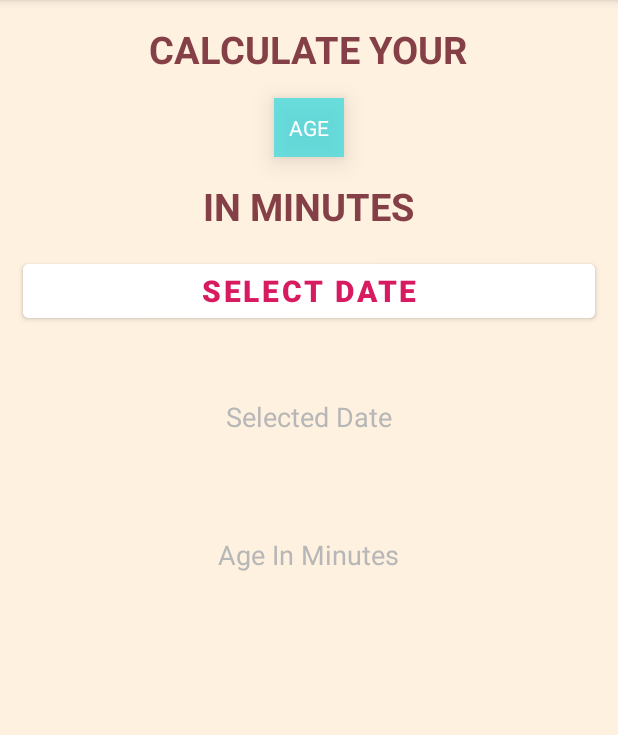
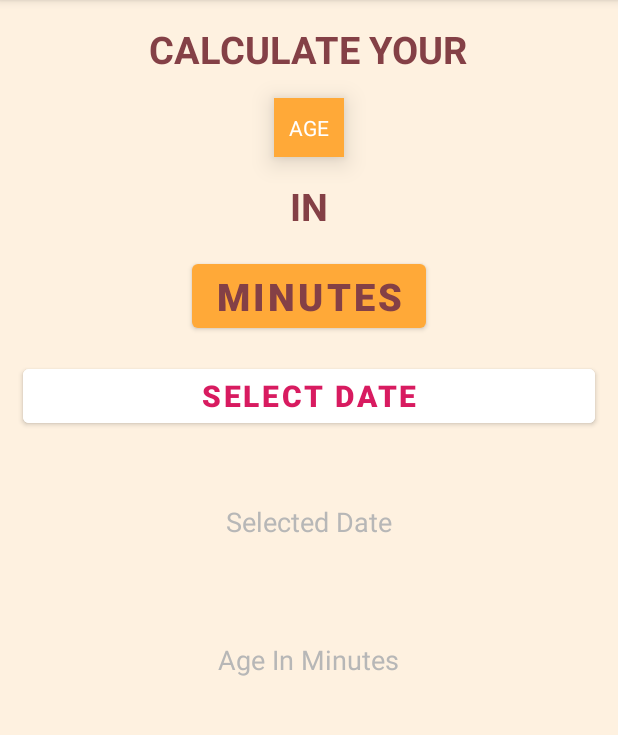
Before and after one commit to nafisK/AndroidAgeInDifferentTimes, an Android app: the screen it shows after launch (MainActivity), on a phone screen of 412 x 824 dp, the part 84-819 px from its top. Run offline under Robolectric (Android 15) with nearby library versions, the phone set to English and light mode, and no system bars.

Commit message:
Added Days & Minutes

```diff
--- a/app/src/main/res/layout/activity_main.xml
+++ b/app/src/main/res/layout/activity_main.xml
@@ -27,7 +27,7 @@
         android:layout_width="wrap_content"
         android:layout_height="wrap_content"
         android:layout_marginTop="15dp"
-        android:background="@color/age_text_background_color"
+        android:background="@color/yellow_orange"
         android:elevation="10dp"
         android:padding="10dp"
         android:text="AGE"
@@ -41,7 +41,22 @@
         android:layout_width="wrap_content"
         android:layout_height="wrap_content"
         android:layout_marginTop="15dp"
-        android:text="IN MINUTES"
+        android:text="IN"
+        android:textColor="@color/text_color"
+        android:textSize="25sp"
+        android:textStyle="bold"
+        app:layout_constraintBottom_toBottomOf="parent"
+        app:layout_constraintLeft_toLeftOf="parent"
+        app:layout_constraintRight_toRightOf="parent"
+        app:layout_constraintTop_toTopOf="parent"
+        app:layout_constraintVertical_bias="0.10" />
+
+    <Button
+        android:id="@+id/tvTimeIn"
+        android:layout_width="wrap_content"
+        android:layout_height="wrap_content"
+        android:layout_marginTop="15dp"
+        android:text="MINUTES"
         android:textColor="@color/text_color"
         android:textSize="25sp"
         android:textStyle="bold"
@@ -87,6 +102,7 @@
         android:textSize="35sp" />
 
     <TextView
+        android:id="@+id/tvAgeIn"
         android:layout_width="wrap_content"
         android:layout_height="wrap_content"
         android:text="Age In Minutes"
```
Also changed, not shown: app/src/main/java/com/example/ageindifferenttime/MainActivity.kt (+71 -8 lines).
